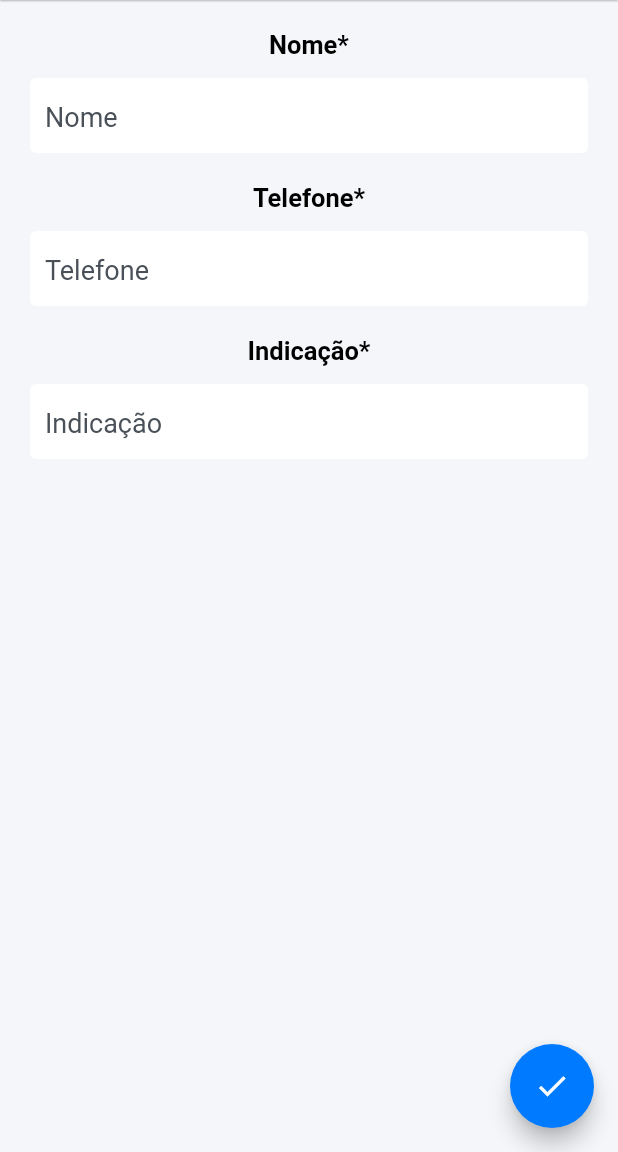
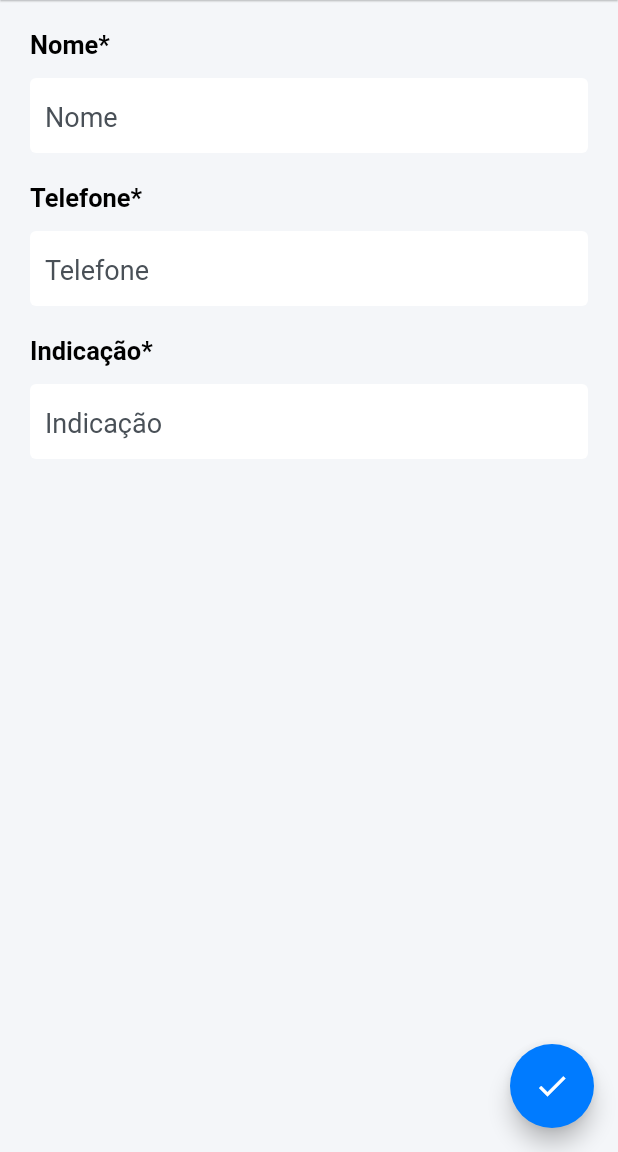
Before and after one commit to rodolforomao/metlifemobile, a Flutter app: the NovoClienteView screen opened directly, on a phone screen of 412 x 824 dp, the part 84-1236 px from its top. Run offline on Flutter 3.47's test engine with Material 2 defaults, Android fonts, the phone set to English and light mode, and no system bars.

Commit message:
tela
tela

```diff
--- a/app_brazilian_storm_team/lib/views/ClienteViews/lista_cliente_view.dart
+++ b/app_brazilian_storm_team/lib/views/cliente_views/lista_cliente_view.dart
@@ -1,5 +1,4 @@
-import 'package:app_brazilian_storm_team/views/ClienteViews/novo_cliente_view.dart';
-import 'package:app_brazilian_storm_team/views/UsuarioViews/usuario_view.dart';
+import 'package:app_brazilian_storm_team/views/cliente_views/novo_cliente_view.dart';
 import 'package:app_brazilian_storm_team/views/login_view.dart';
 import 'package:flutter/material.dart';
 import 'dart:async';
--- a/app_brazilian_storm_team/lib/views/ClienteViews/novo_cliente_view.dart
+++ b/app_brazilian_storm_team/lib/views/cliente_views/novo_cliente_view.dart
@@ -1,4 +1,3 @@
-import 'package:app_brazilian_storm_team/views/UsuarioViews/usuario_view.dart';
 import 'package:app_brazilian_storm_team/views/login_view.dart';
 import 'package:flutter/material.dart';
 import 'dart:async';
@@ -116,7 +115,7 @@ class _NovoClienteView extends State<NovoClienteView> with TickerProviderStateMi
           child: SingleChildScrollView(
             child: Container(
               child: Column(
-                mainAxisSize: MainAxisSize.max,
+                crossAxisAlignment: CrossAxisAlignment.start,
                 textDirection: TextDirection.ltr,
                 children: <Widget>[
                   Text(
--- a/app_brazilian_storm_team/lib/views/login_view.dart
+++ b/app_brazilian_storm_team/lib/views/login_view.dart
@@ -1,5 +1,4 @@
 
-import 'package:app_brazilian_storm_team/views/UsuarioViews/lista_usuarios_view.dart';
 import 'package:app_brazilian_storm_team/views/menu.dart';
 import 'package:app_brazilian_storm_team/views/menu_drawer.dart';
 import 'package:app_brazilian_storm_team/views/recuperar_senha_view.dart';
--- a/app_brazilian_storm_team/lib/views/menu.dart
+++ b/app_brazilian_storm_team/lib/views/menu.dart
@@ -1,7 +1,6 @@
-import 'package:app_brazilian_storm_team/views/ClienteViews/lista_cliente_view.dart';
-import 'package:app_brazilian_storm_team/views/ClienteViews/novo_cliente_view.dart';
-import 'package:app_brazilian_storm_team/views/UsuarioViews/lista_usuarios_view.dart';
+import 'package:app_brazilian_storm_team/views/cliente_views/lista_cliente_view.dart';
 import 'package:app_brazilian_storm_team/views/login_view.dart';
+import 'package:app_brazilian_storm_team/views/usuario_views/lista_usuarios_view.dart';
 import 'package:flutter/material.dart';
 import 'dart:async';
 
--- a/app_brazilian_storm_team/lib/views/menu_drawer.dart
+++ b/app_brazilian_storm_team/lib/views/menu_drawer.dart
@@ -1,5 +1,5 @@
 import 'dart:io';
-import 'package:app_brazilian_storm_team/views/UsuarioViews/lista_usuarios_view.dart';
+import 'package:app_brazilian_storm_team/views/usuario_views/lista_usuarios_view.dart';
 import 'package:flutter/material.dart';
 import 'package:flutter/widgets.dart';
 
--- a/app_brazilian_storm_team/lib/views/UsuarioViews/lista_usuarios_view.dart
+++ b/app_brazilian_storm_team/lib/views/usuario_views/lista_usuarios_view.dart
@@ -1,5 +1,5 @@
-import 'package:app_brazilian_storm_team/views/UsuarioViews/usuario_view.dart';
 import 'package:app_brazilian_storm_team/views/login_view.dart';
+import 'package:app_brazilian_storm_team/views/usuario_views/usuario_view.dart';
 import 'package:flutter/material.dart';
 import 'dart:async';
 import 'dart:io';
```
Also changed, not shown: app_brazilian_storm_team/lib/views/usuario_views/usuario_view.dart (renamed from app_brazilian_storm_team/lib/views/UsuarioViews/usuario_view.dart).
